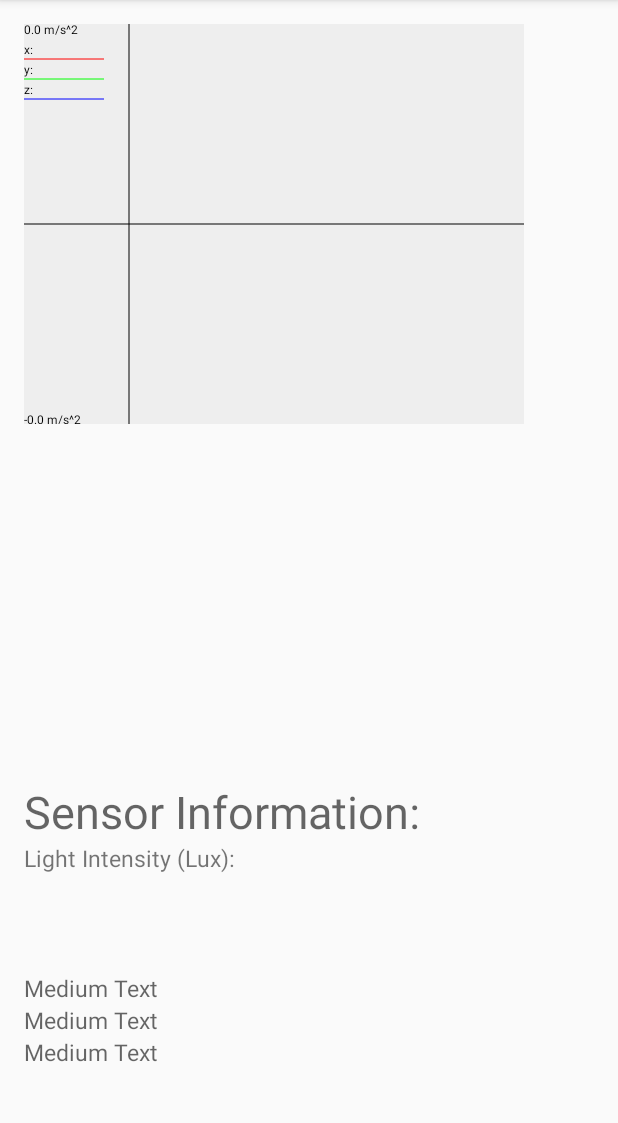
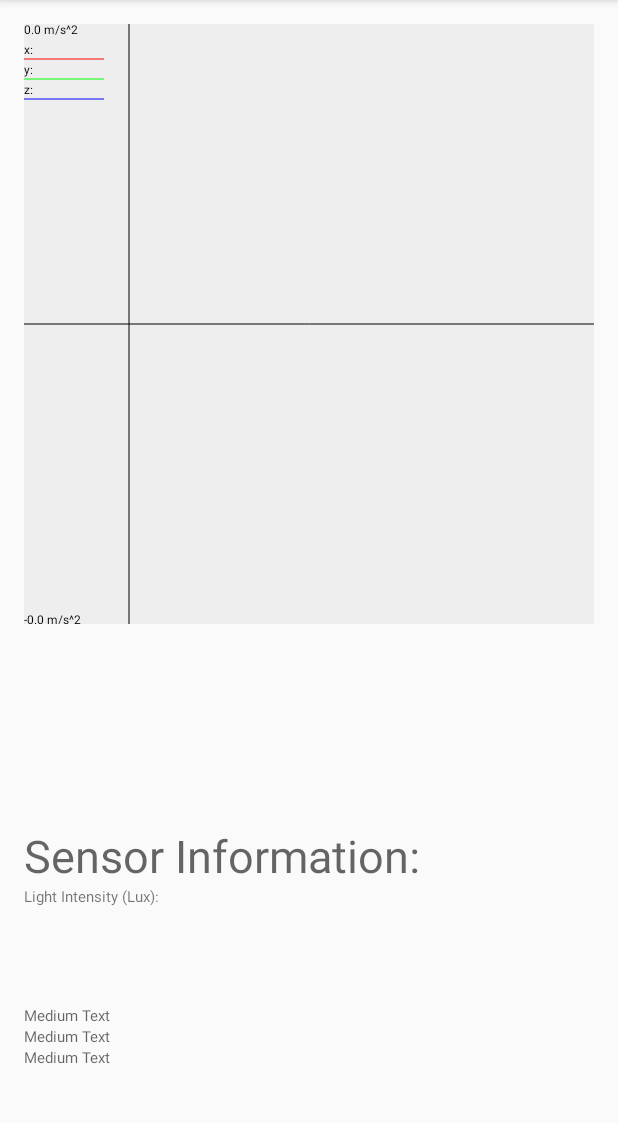
Before and after one commit to cha1225/Lab1-Again, an Android app: the screen it shows after launch (MainActivity), on a phone screen of 412 x 824 dp, the part 84-1207 px from its top. Run offline under Robolectric (Android 15) with nearby library versions, the phone set to English and light mode, and no system bars.

Commit message:
hi guys i think this is the final version

```diff
--- a/app/src/main/java/com/example/hyoon_000/lab_1/LineGraphView.java
+++ b/app/src/main/java/com/example/hyoon_000/lab_1/LineGraphView.java
@@ -55,8 +55,8 @@ public class LineGraphView extends View
 
 	private Paint graphPaint = new Paint();
 
-	private final int WIDTH = 400;
-	private final int HEIGHT = 400;
+	private final int WIDTH = 600;
+	private final int HEIGHT = 600;
 	private final int AXIS_WIDTH = 100;
 
 	private float xScale, yScale;
--- a/app/src/main/res/layout/activity_main.xml
+++ b/app/src/main/res/layout/activity_main.xml
@@ -14,7 +14,7 @@
         android:layout_width="wrap_content"
         android:id="@+id/lighttextfield"
         android:layout_height="wrap_content"
-        android:textSize="15sp"
+        android:textSize="10sp"
         android:text="Light Intensity (Lux):"
         android:layout_above="@+id/magneticfield"
         android:layout_alignParentStart="true"
@@ -36,7 +36,7 @@
         android:textAppearance="?android:attr/textAppearanceMedium"
         android:text="Medium Text"
         android:id="@+id/magneticfield"
-        android:textSize="15sp"
+        android:textSize="10sp"
         android:layout_above="@+id/rotationfield"
         android:layout_alignParentStart="true" />
 
@@ -46,7 +46,7 @@
         android:textAppearance="?android:attr/textAppearanceMedium"
         android:text="Medium Text"
         android:id="@+id/rotationfield"
-        android:textSize="15sp"
+        android:textSize="10sp"
         android:layout_above="@+id/accText"
         android:layout_alignParentStart="true" />
 
@@ -56,7 +56,7 @@
         android:textAppearance="?android:attr/textAppearanceMedium"
         android:text="Medium Text"
         android:id="@+id/accText"
-        android:textSize="15sp"
+        android:textSize="10sp"
         android:layout_alignParentBottom="true"
         android:layout_alignParentStart="true"
         android:layout_marginBottom="40dp" />
```
Also changed, not shown: app/src/main/java/com/example/hyoon_000/lab_1/MainActivity.java (+9 -19 lines).
